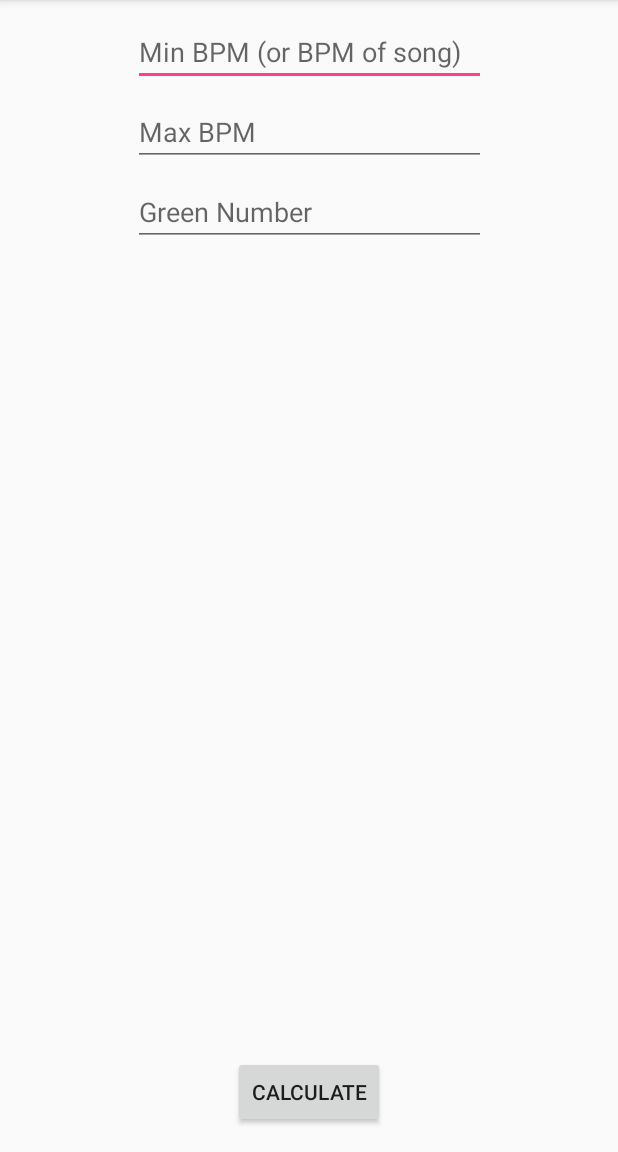
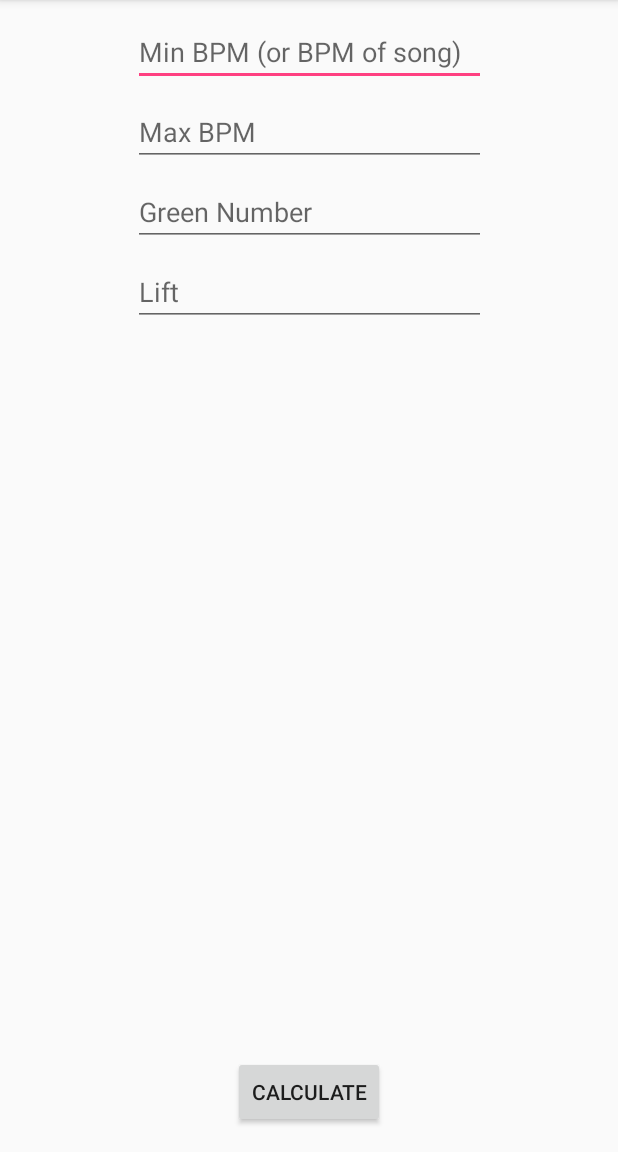
Before and after one commit to duraz0rz/IIDXTools, an Android app: the screen it shows after launch (SuddenPlusInputActivity), on a phone screen of 412 x 824 dp, the part 84-1236 px from its top. Run offline under Robolectric (Android 15) with nearby library versions, the phone set to English and light mode, and no system bars.

Commit message:
Added Lift field and moved enter key handler from green number field to lift field

```diff
--- a/app/src/main/java/com/duraz0rz/iidxtools/suddenpluscalculator/activities/SuddenPlusInputActivity.kt
+++ b/app/src/main/java/com/duraz0rz/iidxtools/suddenpluscalculator/activities/SuddenPlusInputActivity.kt
@@ -14,6 +14,7 @@ class SuddenPlusInputActivity : AppCompatActivity() {
     private lateinit var minBPMField: EditText
     private lateinit var maxBPMField: EditText
     private lateinit var greenNumberField: EditText
+    private lateinit var liftField: EditText
 
     override fun onCreate(savedInstanceState: Bundle?) {
         super.onCreate(savedInstanceState)
@@ -22,12 +23,12 @@ class SuddenPlusInputActivity : AppCompatActivity() {
         minBPMField = findViewById(R.id.textMinBPM)
         maxBPMField = findViewById(R.id.textMaxBPM)
         greenNumberField = findViewById(R.id.textGreenNumber)
+        liftField = findViewById(R.id.textLift)
 
-        greenNumberField.setOnEditorActionListener { textView, _, _ ->
+        liftField.setOnEditorActionListener { textView, _, _ ->
             calculateSuddenPlusNumbers(textView)
             true
         }
-
     }
 
     fun calculateSuddenPlusNumbers(view: View) {
--- a/app/src/main/res/layout/activity_sudden_plus_input.xml
+++ b/app/src/main/res/layout/activity_sudden_plus_input.xml
@@ -1,14 +1,14 @@
 <?xml version="1.0" encoding="utf-8"?>
 
 <ScrollView xmlns:android="http://schemas.android.com/apk/res/android"
+    xmlns:app="http://schemas.android.com/apk/res-auto"
+    xmlns:tools="http://schemas.android.com/tools"
     android:layout_width="match_parent"
     android:layout_height="match_parent"
     android:fillViewport="true"
     android:scrollbarStyle="insideOverlay">
 
-    <android.support.constraint.ConstraintLayout xmlns:android="http://schemas.android.com/apk/res/android"
-        xmlns:app="http://schemas.android.com/apk/res-auto"
-        xmlns:tools="http://schemas.android.com/tools"
+    <android.support.constraint.ConstraintLayout
         android:id="@+id/activity_sudden_plus_input"
         android:layout_width="match_parent"
         android:layout_height="wrap_content"
@@ -62,6 +62,24 @@
             app:layout_constraintStart_toStartOf="parent"
             app:layout_constraintTop_toBottomOf="@+id/textMaxBPM" />
 
+        <EditText
+            android:id="@+id/textLift"
+            android:layout_width="235dp"
+            android:layout_height="wrap_content"
+            android:layout_marginEnd="8dp"
+            android:layout_marginStart="8dp"
+            android:layout_marginTop="8dp"
+            android:ems="10"
+            android:hint="@string/lift"
+            android:inputType="number"
+            android:singleLine="true"
+            app:layout_constraintEnd_toEndOf="parent"
+            app:layout_constraintHorizontal_bias="0.503"
+            app:layout_constraintLeft_toLeftOf="parent"
+            app:layout_constraintRight_toRightOf="parent"
+            app:layout_constraintStart_toStartOf="parent"
+            app:layout_constraintTop_toBottomOf="@+id/textGreenNumber" />
+
         <Button
             android:id="@+id/btnCalculate"
             android:layout_width="wrap_content"
--- a/app/src/main/res/values/strings.xml
+++ b/app/src/main/res/values/strings.xml
@@ -10,4 +10,5 @@
     <string name="maxBPMHeaderPlaceholder">Max BPM</string>
     <string name="error_MaxBPMLessThanMinBPM">"Max BPM must be greater than min BPM!"</string>
     <string name="bpmHeader">At %1$s BPM</string>
+    <string name="lift">Lift</string>
 </resources>
```
Also changed, not shown: 1 other file.
